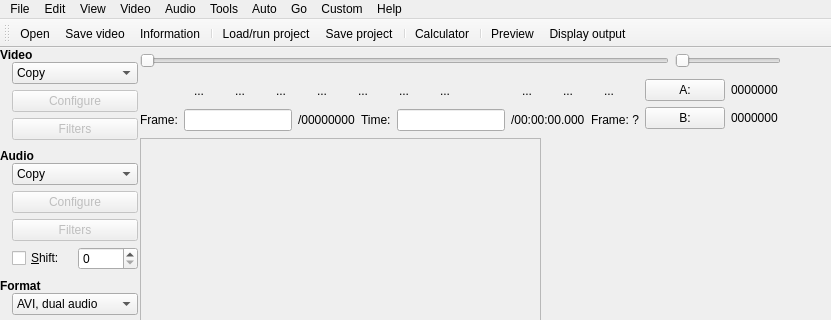
The window that branches/avidemux_2.4_branch/avidemux/ADM_userInterfaces/ADM_QT4/ADM_gui/gui2.ui (BackupTheBerlios/avidemux-svn) describes before a commit, drawn with Qt 5; both pictures show x 0 to 831 and y 0 to 320 of the 831 by 581 pixel window.
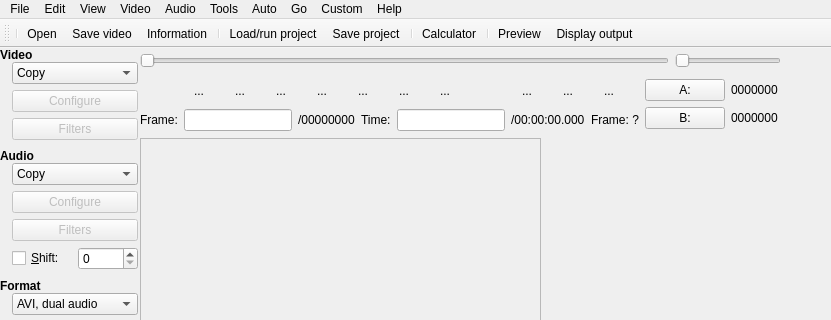
The same window after the commit. Icons and pictures are not drawn.

Commit message: complete menu + fix redraw

Patch:
```diff
--- a/branches/avidemux_2.4_branch/avidemux/ADM_userInterfaces/ADM_QT4/ADM_gui/gui2.ui
+++ b/branches/avidemux_2.4_branch/avidemux/ADM_userInterfaces/ADM_QT4/ADM_gui/gui2.ui
@@ -1194,6 +1194,7 @@
    <attribute name="toolBarArea" >
     <number>4</number>
    </attribute>
+   <addaction name="separator" />
    <addaction name="actionOpen" />
    <addaction name="actionSave_video" />
    <addaction name="actionProperties" />
```
Left out of the diff: 152 changed lines with no effect on the pictures. The commit also changes 1 other file.
